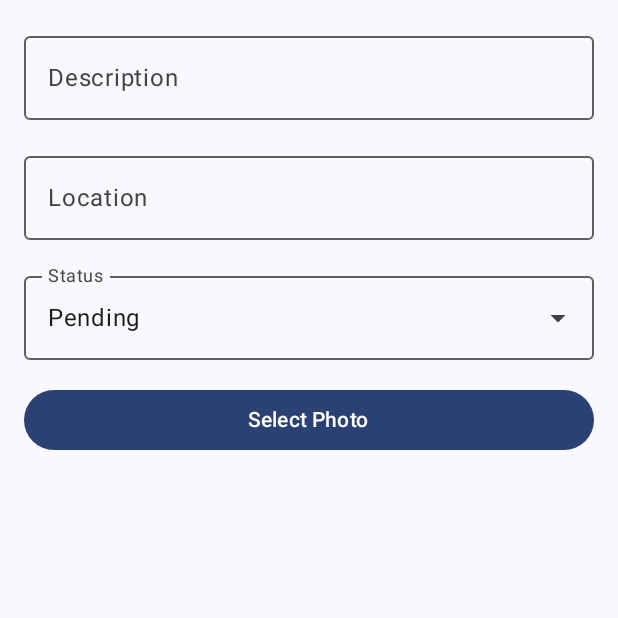
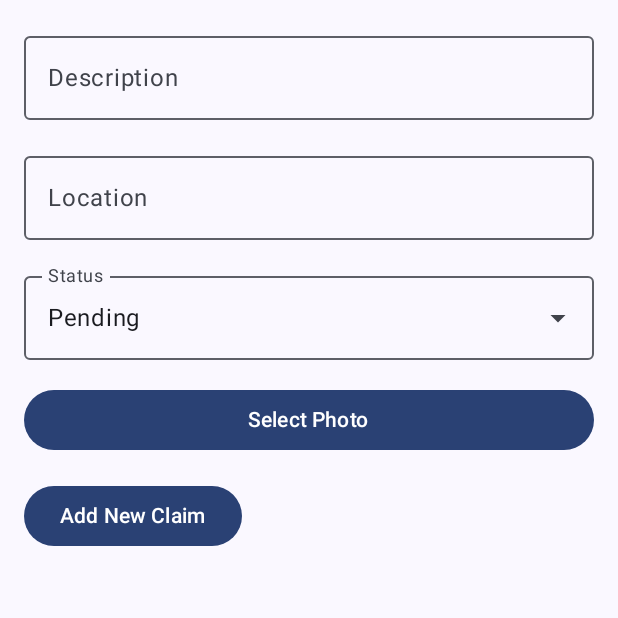
Before and after one commit to MaryamJamil02/IN5600-Project---InsurRide, an Android app built with Jetpack Compose: the NewClaimScreen screen opened through its navigation route, on a phone screen of 412 x 824 dp, the top half of it. Run offline under Robolectric (Android 15) with nearby library versions, the phone set to English and light mode, and no system bars; network calls fail; pictures from the network do not load.

Commit message:
Add new claim

```diff
--- a/app/src/main/java/com/example/in5600_project/data/network/InsertNewClaimRequest.kt
+++ b/app/src/main/java/com/example/in5600_project/data/network/InsertNewClaimRequest.kt
@@ -1,3 +1,5 @@
+package com.example.in5600_project.data.network
+
 import android.content.Context
 import com.android.volley.Request
 import com.android.volley.Response
--- a/app/src/main/java/com/example/in5600_project/navigation/ScreenNavigation.kt
+++ b/app/src/main/java/com/example/in5600_project/navigation/ScreenNavigation.kt
@@ -68,7 +68,8 @@ fun MultipleScreenNavigator(modifier: Modifier, packageManager: PackageManager)
             NewClaimScreen(
                 modifier = modifier,
                 navController = navController,
-                claimViewModel = claimViewModel
+                claimViewModel = claimViewModel,
+                myProfileViewModel = myProfileViewModel
             )
         }
     }
--- a/app/src/main/java/com/example/in5600_project/presentation/ui/screens/NewClaimScreen.kt
+++ b/app/src/main/java/com/example/in5600_project/presentation/ui/screens/NewClaimScreen.kt
@@ -1,5 +1,6 @@
 package com.example.in5600_project.presentation.ui.screens
 
+//LATERFIX - use * instead
 import android.net.Uri
 import androidx.activity.compose.rememberLauncherForActivityResult
 import androidx.activity.result.contract.ActivityResultContracts
@@ -20,6 +21,7 @@ import androidx.compose.material3.IconButton
 import androidx.compose.material3.OutlinedTextField
 import androidx.compose.material3.Text
 import androidx.compose.runtime.Composable
+import androidx.compose.runtime.collectAsState
 import androidx.compose.runtime.mutableStateOf
 import androidx.compose.runtime.remember
 import androidx.compose.runtime.getValue
@@ -29,17 +31,20 @@ import androidx.compose.ui.unit.dp
 import androidx.lifecycle.viewmodel.compose.viewModel
 import androidx.navigation.NavController
 import coil.compose.rememberAsyncImagePainter
-import com.example.in5600_project.data.datastore.ClaimInformation
 import com.example.in5600_project.presentation.ui.components.NewClaimButton
 import com.example.in5600_project.presentation.viewmodel.ClaimViewModel
+import com.example.in5600_project.presentation.viewmodel.MyProfileViewModel
 
 @Composable
 fun NewClaimScreen(
     modifier: Modifier = Modifier,
     navController: NavController,
-    claimViewModel: ClaimViewModel = viewModel()
+    claimViewModel: ClaimViewModel = viewModel(),
+    myProfileViewModel: MyProfileViewModel,
 ) {
     var expanded by remember { mutableStateOf(false) }
+    val userId by myProfileViewModel.currentUserId.collectAsState()
+
 
     val description = claimViewModel.description.value
     val location = claimViewModel.location.value
@@ -47,12 +52,17 @@ fun NewClaimScreen(
     val statusOptions = claimViewModel.statusOptions
     val imageUri = claimViewModel.imageUri.value
 
-    // Launcher to pick an image from the gallery.
+
+    // Launcher to pick an image from the gallery
     val launcher = rememberLauncherForActivityResult(
         contract = ActivityResultContracts.GetContent()
     ) { uri: Uri? ->
         claimViewModel.onImageUriChanged(uri)
     }
+
+    // Extract the filename from imageUri
+    val imageFileName = imageUri?.lastPathSegment ?: ""
+    println("Selected image filename: $imageFileName")
 
     Column(
         modifier = Modifier
@@ -60,27 +70,30 @@ fun NewClaimScreen(
             .padding(16.dp),
         verticalArrangement = Arrangement.spacedBy(16.dp)
     ) {
-        // OutlinedTextField for Description.
+
+        // Description.
         OutlinedTextField(
             value = description,
             onValueChange = { claimViewModel.onDescriptionChanged(it) },
             label = { Text("Description") },
-            modifier = Modifier.fillMaxWidth()
+            modifier = modifier.fillMaxWidth()
         )
-        // OutlinedTextField for Location.
+
+        // Location
         OutlinedTextField(
             value = location,
             onValueChange = { claimViewModel.onLocationChanged(it) },
             label = { Text("Location") },
-            modifier = Modifier.fillMaxWidth()
+            modifier = modifier.fillMaxWidth()
         )
-        // Dropdown for Status selection.
-        androidx.compose.foundation.layout.Box(modifier = Modifier.fillMaxWidth()) {
+
+        // Dropdown for Status
+        androidx.compose.foundation.layout.Box(modifier = modifier.fillMaxWidth()) {
             OutlinedTextField(
                 value = selectedStatus,
                 onValueChange = {},
                 label = { Text("Status") },
-                modifier = Modifier.fillMaxWidth(),
+                modifier = modifier.fillMaxWidth(),
                 readOnly = true,
                 trailingIcon = {
                     IconButton(onClick = { expanded = true }) {
@@ -94,7 +107,7 @@ fun NewClaimScreen(
             DropdownMenu(
                 expanded = expanded,
                 onDismissRequest = { expanded = false },
-                modifier = Modifier.fillMaxWidth()
+                modifier = modifier.fillMaxWidth()
             ) {
                 statusOptions.forEach { status ->
                     DropdownMenuItem(
@@ -107,27 +120,33 @@ fun NewClaimScreen(
                 }
             }
         }
-        // Button to select a photo from the gallery.
+
+        // Button to select a photo from the gallery
         Button(
             onClick = { launcher.launch("image/*") },
-            modifier = Modifier.fillMaxWidth()
+            modifier = modifier.fillMaxWidth()
         ) {
             Text("Select Photo")
         }
-        // Display a preview of the selected image, if available.
+
+        // Display a preview of the selected image, if it's available
         imageUri?.let { uri ->
             Image(
                 painter = rememberAsyncImagePainter(model = uri),
                 contentDescription = "Selected Photo",
-                modifier = Modifier
+                modifier = modifier
                     .fillMaxWidth()
                     .height(200.dp)
             )
         }
 
-        //NewClaimButton(userId, claimIndex, description, imageUri, location, selectedStatus)
-
+        // Pass the image filename to the NewClaimButton.
+        NewClaimButton(
+            userId = userId,
+            newClaimDescription = description,
+            newClaimPhoto = imageFileName,
+            newClaimLocation = location,
+            newClaimStatus = selectedStatus
+        )
     }
-
-
 }
```
Also changed, not shown: app/src/main/java/com/example/in5600_project/data/datastore/ClaimsManager.kt (+86 -36 lines), app/src/main/java/com/example/in5600_project/presentation/ui/components/NewClaimButton.kt (+21 -9 lines), app/src/main/java/com/example/in5600_project/presentation/ui/screens/ClaimCardScreen.kt (+29 -6 lines).
